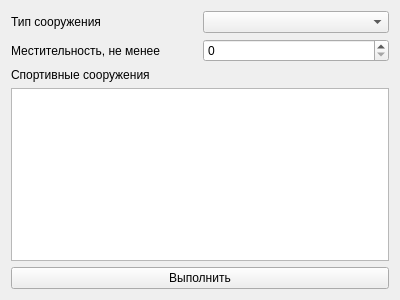
The window that editors/facilityeditor.ui (drWebber/CourseWork) describes before a commit, drawn with Qt 5.
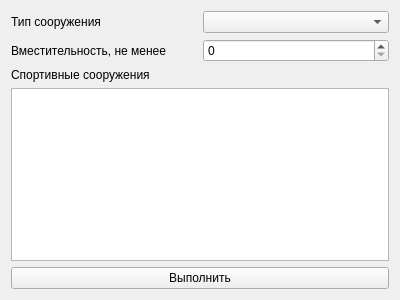
The same window after the commit.

Patch:
```diff
--- a/editors/facilityeditor.ui
+++ b/editors/facilityeditor.ui
@@ -46,7 +46,7 @@
      <item row="1" column="0">
       <widget class="QLabel" name="label_3">
        <property name="text">
-        <string>Местительность, не менее</string>
+        <string>Вместительность, не менее</string>
        </property>
       </widget>
      </item>
```
Left out of the diff: 3 changed lines with no effect on the pictures.
